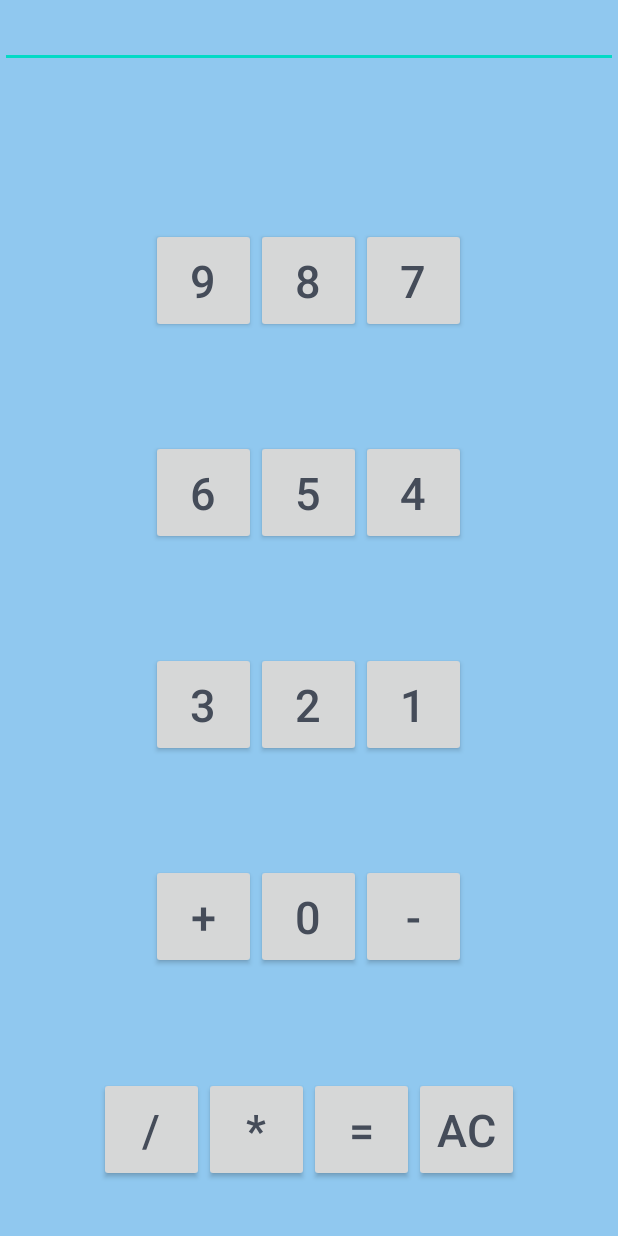
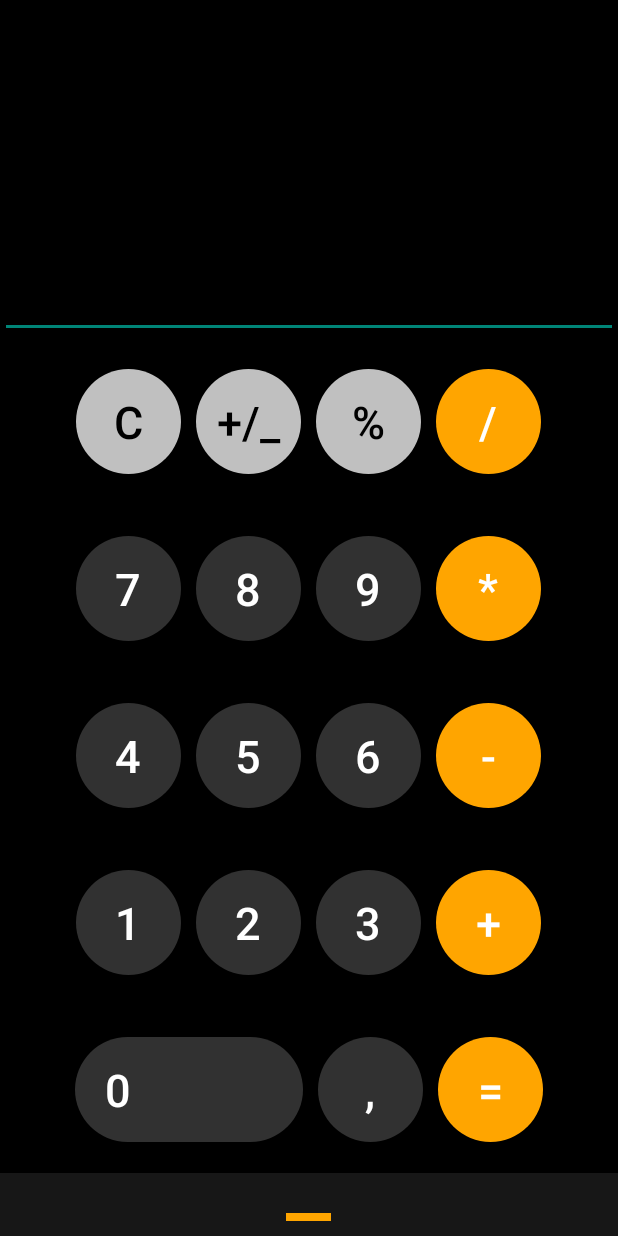
Before and after one commit to ZAHEER-svg/Calculator, an Android app: the screen it shows after launch (MainActivity), on a phone screen of 412 x 824 dp. Run offline under Robolectric (Android 15) with nearby library versions, the phone set to English and light mode, and no system bars.

Commit message:
Initial commit

```diff
--- a/app/src/main/java/com/example/calculator/MainActivity.java
+++ b/app/src/main/java/com/example/calculator/MainActivity.java
@@ -6,8 +6,14 @@ import android.view.View;
 import android.view.View.OnClickListener;
 import android.widget.Button;
 import android.widget.EditText;
+import android.widget.LinearLayout;
+
+import com.google.android.material.bottomsheet.BottomSheetBehavior;
 
 public class MainActivity extends Activity {
+
+    private BottomSheetBehavior bottomSheetBehavior;
+
 
     Button one;
     Button two;
@@ -45,6 +51,7 @@ public class MainActivity extends Activity {
 
     @Override
     protected void onCreate(Bundle savedInstanceState) {
+        LinearLayout linearLayout = findViewById(R.id.design_bottom_sheet);
         super.onCreate(savedInstanceState);
         setContentView(R.layout.main);
         data = (EditText)findViewById(R.id.editText1);
@@ -143,14 +150,14 @@ public class MainActivity extends Activity {
                 data.append("0");
             }});
 
+
         plus.setOnClickListener(new OnClickListener(){
-
 
             public void onClick(View arg0) {
                 // TODO Auto-generated method stub
                 lastButton = (String) plus.getText();
                 value1 = Float.valueOf(data.getText().toString());
-                data.setText("");
+                data.append("");
             }});
 
         minus.setOnClickListener(new OnClickListener(){
@@ -216,4 +223,5 @@ public class MainActivity extends Activity {
                 }
             }});
     }
+
 }
--- /dev/null
+++ b/app/src/main/res/drawable/buttons.xml
@@ -0,0 +1,14 @@
+<?xml version="1.0" encoding="utf-8"?>
+<selector xmlns:android="http://schemas.android.com/apk/res/android">
+    <item>
+        <shape android:shape="rectangle">
+            <solid android:color="#C0C0C0"/>
+
+            <corners
+                android:topLeftRadius="250dp"
+                android:topRightRadius="250dp"
+                android:bottomRightRadius="250dp"
+                android:bottomLeftRadius="250dp"/>
+        </shape>
+    </item>
+</selector>
--- /dev/null
+++ b/app/src/main/res/drawable/buttons1.xml
@@ -0,0 +1,15 @@
+<?xml version="1.0" encoding="utf-8"?>
+<selector xmlns:android="http://schemas.android.com/apk/res/android">
+    <item>
+        <shape android:shape="rectangle">
+            <solid android:color="#313131
+"/>
+            <corners
+                android:topLeftRadius="250dp"
+                android:topRightRadius="250dp"
+                android:bottomRightRadius="250dp"
+                android:bottomLeftRadius="250dp"/>
+        </shape>
+    </item>
+
+</selector>
--- /dev/null
+++ b/app/src/main/res/drawable/buttons2.xml
@@ -0,0 +1,15 @@
+<?xml version="1.0" encoding="utf-8"?>
+<selector xmlns:android="http://schemas.android.com/apk/res/android">
+    <item>
+        <shape android:shape="rectangle">
+            <solid android:color="#FFA500"/>
+
+            <corners
+                android:topLeftRadius="250dp"
+                android:topRightRadius="250dp"
+                android:bottomRightRadius="250dp"
+                android:bottomLeftRadius="250dp"/>
+        </shape>
+    </item>
+
+</selector>
--- /dev/null
+++ b/app/src/main/res/drawable/o.xml
@@ -0,0 +1,15 @@
+<?xml version="1.0" encoding="utf-8"?>
+<selector xmlns:android="http://schemas.android.com/apk/res/android">
+    <item>
+        <shape android:shape="rectangle">
+            <solid android:color="#313131"/>
+
+            <corners
+                android:topLeftRadius="100dp"
+                android:topRightRadius="100dp"
+                android:bottomRightRadius="100dp"
+                android:bottomLeftRadius="100dp"/>
+        </shape>
+    </item>
+
+</selector>
--- /dev/null
+++ b/app/src/main/res/drawable/scientific.xml
@@ -0,0 +1,15 @@
+<?xml version="1.0" encoding="utf-8"?>
+<selector xmlns:android="http://schemas.android.com/apk/res/android">
+    <item>
+        <shape android:shape="rectangle">
+            <solid android:color="#FFA500"/>
+
+            <corners
+                android:topLeftRadius="150dp"
+                android:topRightRadius="150dp"
+                android:bottomRightRadius="150dp"
+
+                android:bottomLeftRadius="150dp"/>
+        </shape>
+    </item>
+</selector>
--- /dev/null
+++ b/app/src/main/res/drawable/tall_divider.xml
@@ -0,0 +1,10 @@
+<?xml version="1.0" encoding="utf-8"?>
+<selector xmlns:android="http://schemas.android.com/apk/res/android">
+    <item>
+        <shape android:shape="rectangle">
+            <size
+                android:height="40dp"
+                android:width="10dp"/>
+        </shape>
+    </item>
+</selector>
--- a/app/src/main/res/layout/main.xml
+++ b/app/src/main/res/layout/main.xml
@@ -2,182 +2,307 @@
 
 
 <LinearLayout xmlns:android="http://schemas.android.com/apk/res/android"
-    android:id="@+id/linearLayout1" android:layout_height="fill_parent"
-    android:layout_width="fill_parent" android:baselineAligned="false"
-    android:orientation="vertical" android:background="#90c8ef" android:layout_weight="1">
+    xmlns:app="http://schemas.android.com/apk/res-auto"
+    xmlns:tools="http://schemas.android.com/tools"
+    android:id="@+id/linearLayout1"
+    android:layout_width="fill_parent"
+    android:layout_height="fill_parent"
+    android:layout_weight="1"
+    android:background="#000000"
+    android:baselineAligned="false"
+    android:orientation="vertical">
 
-    <LinearLayout android:id="@+id/linearLayout2"
+    <LinearLayout
+        android:id="@+id/linearLayout2"
         android:layout_width="match_parent"
         android:layout_height="wrap_content"
-        android:orientation="vertical"
-        android:layout_weight="1">
+        android:layout_weight="1"
+        android:orientation="vertical">
 
-        <EditText android:inputType="text"
-            android:layout_width="fill_parent"
+        <EditText
             android:id="@+id/editText1"
-            android:layout_height="wrap_content"></EditText>
+            android:layout_width="match_parent"
+            android:layout_height="match_parent"
+            android:inputType="number|text"
+            android:paddingEnd="30dp"
+            android:textAlignment="textEnd"
+            android:textColor="@color/purple_500"
+            android:textSize="70sp"></EditText>
     </LinearLayout>
-    <LinearLayout android:id="@+id/linearLayout3"
-        android:layout_height="wrap_content"
-        android:orientation="horizontal"
+
+    <LinearLayout
+        android:id="@+id/linearLayout3"
+        android:showDividers="middle"
+        android:divider="@drawable/tall_divider"
+        android:layout_width="match_parent"
+        android:layout_height="0dp"
         android:layout_weight="1"
+        android:clipToPadding="false"
+        android:gravity="center"
+        android:orientation="horizontal">
+
+        <Button
+            android:id="@+id/reset"
+            android:layout_width="70dp"
+            android:layout_height="70dp"
+            android:background="@drawable/buttons"
+            android:backgroundTintMode="src_over"
+            android:text="C"
+            android:textColor="@color/black"
+            android:textSize="30sp"></Button>
+
+        <Button
+            android:id="@+id/resets"
+            android:layout_width="70dp"
+            android:layout_height="70dp"
+            android:background="@drawable/buttons"
+            android:text="+/_"
+            android:textColor="@color/black"
+            android:textSize="30sp"></Button>
+
+        <Button
+            android:id="@+id/button22"
+            android:layout_width="70dp"
+            android:layout_height="70dp"
+            android:background="@drawable/buttons"
+            android:gravity="center"
+            android:text="%"
+            android:textColor="@color/black"
+            android:textSize="30sp"></Button>
+
+        <Button
+            android:id="@+id/button14"
+            android:layout_width="70dp"
+            android:layout_height="70dp"
+            android:background="@drawable/buttons2"
+            android:backgroundTint="#FFA500"
+            android:gravity="center"
+            android:text="/"
+            android:textColor="@android:color/background_light"
+            android:textSize="30sp"></Button>
+    </LinearLayout>
+
+    <LinearLayout
+        android:id="@+id/linearLayout4"
+        android:showDividers="middle"
+        android:divider="@drawable/tall_divider"
         android:layout_width="match_parent"
+        android:layout_height="0dp"
+        android:layout_weight="1"
+        android:gravity="center"
+        android:orientation="horizontal">
+
+        <Button
+            android:id="@+id/button3"
+            android:layout_width="70dp"
+            android:layout_height="70dp"
+            android:background="@drawable/buttons1"
+            android:gravity="center"
+            android:text="7"
+            android:textColor="@color/white"
+            android:textSize="30sp"></Button>
+
+        <Button
+            android:id="@+id/button2"
+            android:layout_width="70dp"
+            android:layout_height="70dp"
+            android:background="@drawable/buttons1"
+            android:gravity="center"
+            android:text="8"
+            android:textColor="@color/white"
+            android:textSize="30sp"></Button>
+
+        <Button
+            android:id="@+id/button1"
+            android:layout_width="70dp"
+            android:layout_height="70dp"
+            android:background="@drawable/buttons1"
+            android:gravity="center"
+            android:text="9"
+            android:textColor="@color/white"
+            android:textSize="30sp"></Button>
+
+        <Button
+            android:id="@+id/button13"
+            android:layout_width="70dp"
+            android:layout_height="70dp"
+            android:background="@drawable/buttons"
+            android:backgroundTint="#FFA500"
+            android:gravity="center"
+            android:text="*"
+            android:textColor="@color/white"
+            android:textSize="30sp"></Button>
+    </LinearLayout>
+
+    <LinearLayout
+        android:id="@+id/linearLayout5"
+        android:showDividers="middle"
+        android:divider="@drawable/tall_divider"
+        android:layout_width="match_parent"
+        android:layout_height="0dp"
+        android:layout_gravity="center"
+        android:layout_weight="1"
+        android:gravity="center"
+        android:orientation="horizontal">
+
+        <Button
+            android:id="@+id/button6"
+            android:layout_width="70dp"
+            android:layout_height="70dp"
+            android:background="@drawable/buttons1"
+            android:gravity="center"
+            android:text="4"
+            android:textColor="@color/white"
+            android:textSize="30sp"></Button>
+
+        <Button
+            android:id="@+id/button5"
+            android:layout_width="70dp"
+            android:layout_height="70dp"
+            android:background="@drawable/buttons1"
+            android:gravity="center"
+            android:text="5"
+            android:textColor="@color/white"
+            android:textSize="30sp"></Button>
+
+        <Button
+            android:id="@+id/button4"
+            android:layout_width="70dp"
+            android:layout_height="70dp"
+            android:background="@drawable/buttons1"
+            android:gravity="center"
+            android:text="6"
+            android:textColor="@color/white"
+            android:textSize="30sp"></Button>
+
+        <Button
+            android:id="@+id/button12"
+            android:layout_width="70dp"
+            android:layout_height="70dp"
+            android:background="@drawable/buttons"
+            android:backgroundTint="#FFA500"
+            android:gravity="center"
+            android:text="-"
+            android:textColor="@color/white"
+            android:textSize="30sp"></Button>
+    </LinearLayout>
+
+    <LinearLayout
+        android:id="@+id/linearLayout6"
+        android:showDividers="middle"
+        android:divider="@drawable/tall_divider"
+        android:layout_width="match_parent"
+        android:layout_height="0dp"
+        android:layout_gravity="center"
+        android:layout_weight="1"
         android:gravity="center">
 
-        <Button android:layout_width="70dp"
-            android:text="@string/nine"
-            android:id="@+id/button1"
+        <Button
+            android:id="@+id/button9"
+            android:layout_width="70dp"
             android:layout_height="70dp"
-            android:textSize="30sp"
-            android:textColor="#454c59"></Button>
+            android:background="@drawable/buttons1"
+            android:gravity="center"
+            android:text="1"
+            android:textColor="@color/white"
+            android:textSize="30sp"></Button>
 
-        <Button android:layout_width="70dp"
-            android:text="@string/eight"
-            android:id="@+id/button2"
+        <Button
+            android:id="@+id/button8"
+            android:layout_width="70dp"
             android:layout_height="70dp"
+            android:background="@drawable/buttons1"
             android:gravity="center"
-            android:textSize="30sp"
-            android:textColor="#454c59"></Button>
+            android:text="2"
+            android:textColor="@color/white"
+            android:textSize="30sp"></Button>
 
-        <Button android:layout_width="70dp"
-            android:text="@string/seven"
-            android:id="@+id/button3"
+        <Button
+            android:id="@+id/button7"
+            android:layout_width="70dp"
+            android:layout_height="70dp"
+            android:background="@drawable/buttons1"
             android:gravity="center"
+            android:text="3"
+            android:textColor="@color/white"
+            android:textSize="30sp"></Button>
+
+        <Button
+            android:id="@+id/button11"
+            android:layout_width="70dp"
             android:layout_height="70dp"
-            android:textSize="30sp"
-            android:textColor="#454c59"></Button>
+            android:background="@drawable/buttons"
+            android:backgroundTint="#FFA500"
+            android:gravity="center"
+            android:text="+"
+            android:textColor="@color/white"
+            android:textSize="30sp"></Button>
     </LinearLayout>
-    <LinearLayout android:id="@+id/linearLayout4"
-        android:layout_height="wrap_content"
-        android:orientation="horizontal"
+
+    <LinearLayout
+        android:id="@+id/linearLayout7"
+        android:showDividers="middle"
+        android:divider="@drawable/tall_divider"
+        android:layout_width="match_parent"
+        android:layout_height="0dp"
+        android:layout_gravity="center"
         android:layout_weight="1"
-        android:layout_width="match_parent"
         android:gravity="center">
 
-        <Button android:layout_width="70dp"
-            android:text="@string/six"
-            android:id="@+id/button4"
+
+        <Button
+            android:id="@+id/button10"
+            android:layout_width="152dp"
+            android:layout_height="70dp"
+            android:background="@drawable/o"
+            android:gravity="fill"
+            android:paddingLeft="20dp"
+            android:text="0"
+            android:textColor="@color/white"
+            android:textSize="30sp"></Button>
+
+        <Button
+            android:id="@+id/buttonss"
+            android:layout_width="70dp"
+            android:layout_height="70dp"
+            android:background="@drawable/buttons1"
             android:gravity="center"
+            android:text=","
+            android:textColor="@color/white"
+            android:textSize="30sp"></Button>
+
+        <Button
+            android:id="@+id/button15"
+            android:layout_width="70dp"
             android:layout_height="70dp"
-            android:textSize="30sp"
-            android:textColor="#454c59"></Button>
-
-        <Button android:layout_width="70dp"
-            android:text="@string/five"
-            android:id="@+id/button5"
+            android:background="@drawable/buttons"
+            android:backgroundTint="#FFA500"
             android:gravity="center"
-            android:layout_height="70dp"
-            android:textSize="30sp"
-            android:textColor="#454c59"></Button>
-
-        <Button android:layout_width="70dp"
-            android:text="@string/four"
-            android:id="@+id/button6"
-            android:gravity="center"
-            android:layout_height="70dp"
-            android:textSize="30sp"
-            android:textColor="#454c59"></Button>
-    </LinearLayout>
-    <LinearLayout android:id="@+id/linearLayout5"
-        android:layout_height="wrap_content"
-        android:orientation="horizontal"
-        android:gravity="center"
-        android:layout_gravity="center"
-        android:layout_weight="1"
-        android:layout_width="match_parent">
-
-        <Button android:layout_width="70dp"
-            android:text="@string/three"
-            android:id="@+id/button7"
-            android:gravity="center"
-            android:layout_height="70dp"
-            android:textSize="30sp"
-            android:textColor="#454c59"></Button>
-
-        <Button android:layout_width="70dp"
-            android:text="@string/two"
-            android:id="@+id/button8"
-            android:gravity="center"
-            android:layout_height="70dp"
-            android:textSize="30sp"
-            android:textColor="#454c59"></Button>
-
-        <Button android:layout_width="70dp"
-            android:text="@string/one"
-            android:id="@+id/button9"
-            android:gravity="center"
-            android:textColor="#454c59"
-            android:layout_height="70dp"
+            android:text="="
+            android:textColor="@color/white"
             android:textSize="30sp"></Button>
     </LinearLayout>
-    <LinearLayout android:id="@+id/linearLayout6"
+
+    <LinearLayout
+        android:layout_width="match_parent"
         android:layout_height="wrap_content"
-        android:gravity="center"
-        android:layout_gravity="center"
-        android:layout_weight="1"
-        android:layout_width="match_parent">
+        android:paddingTop="40px"
+        android:orientation="vertical"
+        android:id="@+id/design_bottom_sheet"
+        android:background="#171717"
+        app:layout_behavior="@string/bottom_sheet_behavior"
+        app:behavior_hideable="true"
+        app:behavior_peekHeight="0dp">
 
-        <Button android:layout_width="70dp"
-            android:text="@string/plus"
-            android:id="@+id/button11"
-            android:gravity="center"
-            android:layout_height="70dp"
-            android:textSize="30sp"
-            android:textColor="#454c59"></Button>
 
-        <Button android:layout_width="70dp"
-            android:text="@string/zero"
-            android:id="@+id/button10"
-            android:gravity="center"
-            android:textColor="#454c59"
-            android:layout_height="70dp"
-            android:textSize="30sp"></Button>
+        <View
+                    android:layout_width="30dp"
+                    android:layout_height="5dp"
+                    android:background="#FFA500"
+                    android:layout_gravity="center"
+                    android:layout_marginBottom="10dp"></View>
 
-        <Button android:layout_width="70dp"
-            android:text="@string/minus"
-            android:id="@+id/button12"
-            android:gravity="center"
-            android:layout_height="70dp"
-            android:textSize="30sp"
-            android:textColor="#454c59"></Button>
+
     </LinearLayout>
-    <LinearLayout android:id="@+id/linearLayout7"
-        android:layout_height="wrap_content"
-        android:gravity="center"
-        android:layout_gravity="center"
-        android:layout_weight="1"
-        android:layout_width="match_parent">
 
-        <Button android:layout_width="70dp"
-            android:text="@string/divide"
-            android:id="@+id/button14"
-            android:gravity="center"
-            android:layout_height="70dp"
-            android:textSize="30sp"
-            android:textColor="#454c59"></Button>
-
-        <Button android:layout_width="70dp"
-            android:text="@string/multiply"
-            android:id="@+id/button13"
-            android:gravity="center"
-            android:textColor="#454c59"
-            android:layout_height="70dp"
-            android:textSize="30sp"></Button>
-
-        <Button android:layout_width="70dp"
-            android:text="@string/equals"
-            android:id="@+id/button15"
-            android:gravity="center"
-            android:layout_height="70dp"
-            android:textSize="30sp"
-            android:textColor="#454c59"></Button>
-
-        <Button android:layout_width="70dp"
-            android:text="@string/AC"
-            android:id="@+id/reset"
-            android:gravity="center"
-            android:layout_height="70dp"
-            android:textSize="30sp"
-            android:textColor="#454c59"></Button>
-    </LinearLayout>
 </LinearLayout>
--- a/app/src/main/res/values-night/themes.xml
+++ b/app/src/main/res/values-night/themes.xml
@@ -1,6 +1,6 @@
 <resources xmlns:tools="http://schemas.android.com/tools">
     <!-- Base application theme. -->
-    <style name="Theme.Calculator" parent="Theme.MaterialComponents.DayNight.DarkActionBar">
+    <style name="Theme.Calculator" parent="Theme.MaterialComponents.DayNight.NoActionBar">
         <!-- Primary brand color. -->
         <item name="colorPrimary">@color/purple_200</item>
         <item name="colorPrimaryVariant">@color/purple_700</item>
--- a/app/src/main/res/values/colors.xml
+++ b/app/src/main/res/values/colors.xml
@@ -1,7 +1,7 @@
 <?xml version="1.0" encoding="utf-8"?>
 <resources>
-    <color name="purple_200">#FFBB86FC</color>
-    <color name="purple_500">#FF6200EE</color>
+    <color name="purple_200">#313131</color>
+    <color name="purple_500"> #C0C0C0</color>
     <color name="purple_700">#FF3700B3</color>
     <color name="teal_200">#FF03DAC5</color>
     <color name="teal_700">#FF018786</color>
--- a/app/src/main/res/values/themes.xml
+++ b/app/src/main/res/values/themes.xml
@@ -1,9 +1,9 @@
 <resources xmlns:tools="http://schemas.android.com/tools">
     <!-- Base application theme. -->
-    <style name="Theme.Calculator" parent="Theme.MaterialComponents.DayNight.DarkActionBar">
+    <style name="Theme.Calculator" parent="Theme.AppCompat.DayNight.NoActionBar">
         <!-- Primary brand color. -->
         <item name="colorPrimary">@color/purple_500</item>
-        <item name="colorPrimaryVariant">@color/purple_700</item>
+        <item name="colorPrimaryVariant">#000000</item>
         <item name="colorOnPrimary">@color/white</item>
         <!-- Secondary brand color. -->
         <item name="colorSecondary">@color/teal_200</item>
```
